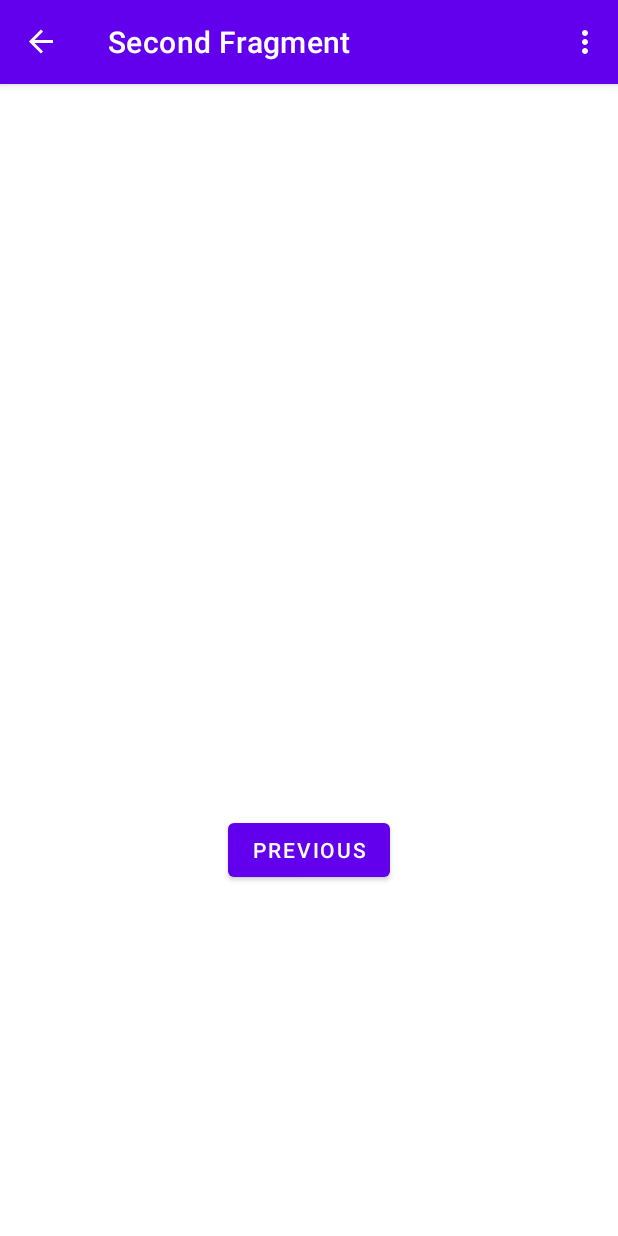
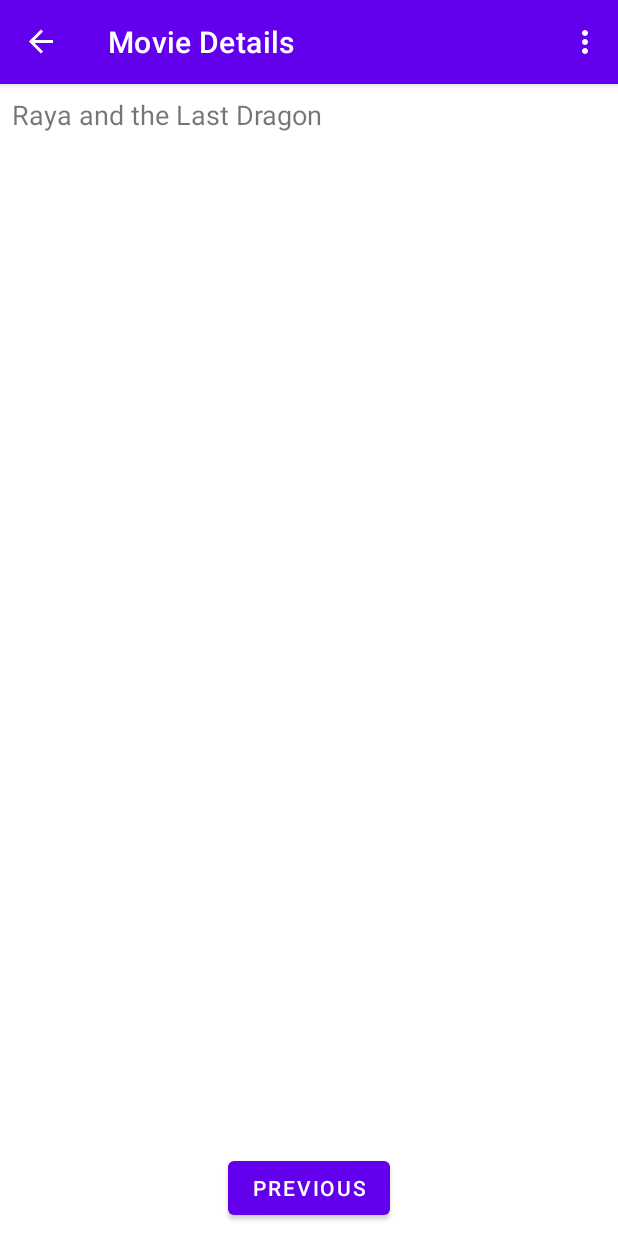
Before and after one commit to Hanna96E/MovieBrowz, an Android app: the screen it shows after launch (MainActivity), after a tap on "Long ago, in the fantasy world of Kumand", on a phone screen of 412 x 824 dp. Run offline under Robolectric (Android 15) with nearby library versions, the phone set to English and light mode, and no system bars; our stand-ins replace data binding, navigation-ui; pictures from the network do not load.

Commit message:
added MovieListViewModel

```diff
--- a/app/build.gradle
+++ b/app/build.gradle
@@ -3,6 +3,7 @@ plugins {
     id 'org.jetbrains.kotlin.android'
     id 'kotlin-kapt'
     id 'androidx.navigation.safeargs.kotlin'
+    id 'kotlin-parcelize'
 }
 
 android {
@@ -34,9 +35,7 @@ android {
     }
     buildFeatures {
         viewBinding true
-    }
-    dataBinding {
-        enable true
+        dataBinding true
     }
 }
 
--- a/app/src/main/java/com/ltu/m7019e/moviebrowz/SecondFragment.kt
+++ b/app/src/main/java/com/ltu/m7019e/moviebrowz/MovieDetailFragment.kt
@@ -7,25 +7,27 @@ import android.view.View
 import android.view.ViewGroup
 import androidx.navigation.fragment.findNavController
 import androidx.navigation.fragment.navArgs
-import com.ltu.m7019e.moviebrowz.databinding.FragmentSecondBinding
+import com.ltu.m7019e.moviebrowz.databinding.FragmentMovieDetailBinding
+import com.ltu.m7019e.moviebrowz.model.Movie
 
 /**
  * A simple [Fragment] subclass as the second destination in the navigation.
  */
-class SecondFragment : Fragment() {
-    private val args: SecondFragmentArgs by navArgs()
-    private var _binding: FragmentSecondBinding? = null
+class MovieDetailFragment : Fragment() {
+    private var _binding: FragmentMovieDetailBinding? = null
+    private val binding get() = _binding!!
 
-    // This property is only valid between onCreateView and
-    // onDestroyView.
-    private val binding get() = _binding!!
+    private lateinit var movie: Movie
 
     override fun onCreateView(
         inflater: LayoutInflater, container: ViewGroup?,
         savedInstanceState: Bundle?
     ): View? {
+        // Inflate the layout for this fragment
+        _binding = FragmentMovieDetailBinding.inflate(inflater)
+        movie = MovieDetailFragmentArgs.fromBundle(requireArguments()).movie
+        binding.movie = movie
 
-        _binding = FragmentSecondBinding.inflate(inflater, container, false)
         return binding.root
 
     }
@@ -33,15 +35,8 @@ class SecondFragment : Fragment() {
     override fun onViewCreated(view: View, savedInstanceState: Bundle?) {
         super.onViewCreated(view, savedInstanceState)
 
-        println(args.movieId)
-
-        binding.buttonSecond.setOnClickListener {
-            findNavController().navigate(R.id.action_SecondFragment_to_FirstFragment)
+        binding.backToMovieList.setOnClickListener {
+            findNavController().navigate(MovieDetailFragmentDirections.actionMovieDetailFragmentToMovieListFragment())
         }
     }
-
-    override fun onDestroyView() {
-        super.onDestroyView()
-        _binding = null
-    }
 }
--- a/app/src/main/java/com/ltu/m7019e/moviebrowz/MovieListFragment.kt
+++ b/app/src/main/java/com/ltu/m7019e/moviebrowz/MovieListFragment.kt
@@ -6,15 +6,20 @@ import android.view.LayoutInflater
 import android.view.View
 import android.view.ViewGroup
 import androidx.databinding.DataBindingUtil
+import androidx.lifecycle.ViewModelProvider
 import androidx.navigation.fragment.findNavController
-import com.ltu.m7019e.moviebrowz.database.Movies
 import com.ltu.m7019e.moviebrowz.databinding.FragmentMovieListBinding
 import com.ltu.m7019e.moviebrowz.databinding.MovieListItemBinding
+import com.ltu.m7019e.moviebrowz.viewmodel.MovieListViewModel
+import com.ltu.m7019e.moviebrowz.viewmodel.MovieListViewModelFactory
 
 /**
  * A simple [Fragment] subclass as the default destination in the navigation.
  */
 class MovieListFragment : Fragment() {
+
+    private lateinit var viewModel: MovieListViewModel
+    private lateinit var viewModelFactory: MovieListViewModelFactory
 
     private var _binding: FragmentMovieListBinding? = null
 
@@ -26,20 +31,30 @@ class MovieListFragment : Fragment() {
         inflater: LayoutInflater, container: ViewGroup?,
         savedInstanceState: Bundle?
     ): View {
-        _binding = DataBindingUtil.inflate(inflater, R.layout.fragment_movie_list, container, false)
 
-        val movies = Movies()
+        // Inflate the layout for this fragment
+        _binding = FragmentMovieListBinding.inflate(inflater)
 
-        movies.list.forEach{movie ->
-            val movieListItemBinding: MovieListItemBinding = DataBindingUtil.inflate(inflater, R.layout.movie_list_item, container, false)
-            movieListItemBinding.movie = movie
-            binding.movieListLl.addView(movieListItemBinding.root)
-            movieListItemBinding.movieListItemCl.setOnClickListener {
-                println(movie.title)
-                val movieId = movie.posterPath
-                val action = MovieListFragmentDirections.actionFirstFragmentToSecondFragment(movieId)
-                findNavController().navigate(action)
-                //findNavController().navigate(R.id.action_FirstFragment_to_SecondFragment)
+        val application = requireNotNull(this.activity).application
+
+        viewModelFactory = MovieListViewModelFactory(application)
+        viewModel = ViewModelProvider(this, viewModelFactory)[MovieListViewModel::class.java]
+
+        viewModel.movieList.observe(
+            viewLifecycleOwner
+        ) { movieList ->
+            movieList.forEach { movie ->
+                val movieListItemBinding: MovieListItemBinding =
+                    DataBindingUtil.inflate(inflater, R.layout.movie_list_item, container, false)
+                movieListItemBinding.movie = movie
+                movieListItemBinding.root.setOnClickListener {
+                    this.findNavController().navigate(
+                        MovieListFragmentDirections.actionMovieListFragmentToMovieDetailFragment(
+                            movie
+                        )
+                    )
+                }
+                binding.movieListLl.addView(movieListItemBinding.root)
             }
         }
 
--- a/app/src/main/java/com/ltu/m7019e/moviebrowz/database/Movies.kt
+++ b/app/src/main/java/com/ltu/m7019e/moviebrowz/database/Movies.kt
@@ -10,6 +10,7 @@ class Movies {
             Movie(
                 "Raya and the Last Dragon",
                 "/lPsD10PP4rgUGiGR4CCXA6iY0QQ.jpg",
+                "/9xeEGUZjgiKlI69jwIOi0hjKUIk.jpg",
                 "2021-03-03",
                 "Long ago, in the fantasy world of Kumandra, humans and dragons lived together in harmony. But when an evil force threatened the land, the dragons sacrificed themselves to save humanity. Now, 500 years later, that same evil has returned and it’s up to a lone warrior, Raya, to track down the legendary last dragon to restore the fractured land and its divided people."
             )
@@ -18,6 +19,7 @@ class Movies {
             Movie(
                 "Sentinelle",
                 "/fFRq98cW9lTo6di2o4lK1qUAWaN.jpg",
+                "/6TPZSJ06OEXeelx1U1VIAt0j9Ry.jpg",
                 "2021-03-05",
                 "Transferred home after a traumatizing combat mission, a highly trained French soldier uses her lethal skills to hunt down the man who hurt her sister."
             )
@@ -26,6 +28,7 @@ class Movies {
             Movie(
                 "Zack Snyder's Justice League",
                 "/tnAuB8q5vv7Ax9UAEje5Xi4BXik.jpg",
+                "/pcDc2WJAYGJTTvRSEIpRZwM3Ola.jpg",
                 "2021-03-18",
                 "Determined to ensure Superman's ultimate sacrifice was not in vain, Bruce Wayne aligns forces with Diana Prince with plans to recruit a team of metahumans to protect the world from an approaching threat of catastrophic proportions."
             )
@@ -34,6 +37,7 @@ class Movies {
             Movie(
                 "Tom & Jerry",
                 "/6KErczPBROQty7QoIsaa6wJYXZi.jpg",
+                "/z7HLq35df6ZpRxdMAE0qE3Ge4SJ.jpg",
                 "2021-02-11",
                 "Tom the cat and Jerry the mouse get kicked out of their home and relocate to a fancy New York hotel, where a scrappy employee named Kayla will lose her job if she can’t evict Jerry before a high-class wedding at the hotel. Her solution? Hiring Tom to get rid of the pesky mouse."
             )
@@ -42,6 +46,52 @@ class Movies {
             Movie(
                 "Below Zero",
                 "/dWSnsAGTfc8U27bWsy2RfwZs0Bs.jpg",
+                "/srYya1ZlI97Au4jUYAktDe3avyA.jpg",
+                "2021-01-29",
+                "When a prisoner transfer van is attacked, the cop in charge must fight those inside and outside while dealing with a silent foe: the icy temperatures."
+            )
+        )
+        list.add(
+            Movie(
+                "Raya and the Last Dragon",
+                "/lPsD10PP4rgUGiGR4CCXA6iY0QQ.jpg",
+                "/9xeEGUZjgiKlI69jwIOi0hjKUIk.jpg",
+                "2021-03-03",
+                "Long ago, in the fantasy world of Kumandra, humans and dragons lived together in harmony. But when an evil force threatened the land, the dragons sacrificed themselves to save humanity. Now, 500 years later, that same evil has returned and it’s up to a lone warrior, Raya, to track down the legendary last dragon to restore the fractured land and its divided people."
+            )
+        )
+        list.add(
+            Movie(
+                "Sentinelle",
+                "/fFRq98cW9lTo6di2o4lK1qUAWaN.jpg",
+                "/6TPZSJ06OEXeelx1U1VIAt0j9Ry.jpg",
+                "2021-03-05",
+                "Transferred home after a traumatizing combat mission, a highly trained French soldier uses her lethal skills to hunt down the man who hurt her sister."
+            )
+        )
+        list.add(
+            Movie(
+                "Zack Snyder's Justice League",
+                "/tnAuB8q5vv7Ax9UAEje5Xi4BXik.jpg",
+                "/pcDc2WJAYGJTTvRSEIpRZwM3Ola.jpg",
+                "2021-03-18",
+                "Determined to ensure Superman's ultimate sacrifice was not in vain, Bruce Wayne aligns forces with Diana Prince with plans to recruit a team of metahumans to protect the world from an approaching threat of catastrophic proportions."
+            )
+        )
+        list.add(
+            Movie(
+                "Tom & Jerry",
+                "/6KErczPBROQty7QoIsaa6wJYXZi.jpg",
+                "/z7HLq35df6ZpRxdMAE0qE3Ge4SJ.jpg",
+                "2021-02-11",
+                "Tom the cat and Jerry the mouse get kicked out of their home and relocate to a fancy New York hotel, where a scrappy employee named Kayla will lose her job if she can’t evict Jerry before a high-class wedding at the hotel. Her solution? Hiring Tom to get rid of the pesky mouse."
+            )
+        )
+        list.add(
+            Movie(
+                "Below Zero",
+                "/dWSnsAGTfc8U27bWsy2RfwZs0Bs.jpg",
+                "/srYya1ZlI97Au4jUYAktDe3avyA.jpg",
                 "2021-01-29",
                 "When a prisoner transfer van is attacked, the cop in charge must fight those inside and outside while dealing with a silent foe: the icy temperatures."
             )
--- a/app/src/main/java/com/ltu/m7019e/moviebrowz/model/Movie.kt
+++ b/app/src/main/java/com/ltu/m7019e/moviebrowz/model/Movie.kt
@@ -1,9 +1,16 @@
 package com.ltu.m7019e.moviebrowz.model
 
+import android.os.Parcelable
+import kotlinx.parcelize.Parcelize
+
+@Parcelize
 data class Movie (
         var title:String,
         var posterPath:String,
+        var backdropPath:String,
         var releaseDate:String,
         var overview:String
 
-        )
+        ) : Parcelable
+
+// create objects inside this class for e.g., genres
--- a/app/src/main/java/com/ltu/m7019e/moviebrowz/utils/BindingAdapters.kt
+++ b/app/src/main/java/com/ltu/m7019e/moviebrowz/utils/BindingAdapters.kt
@@ -13,3 +13,13 @@ fun bindPosterImage(imgView: ImageView, imgUrl: String){
         .into(imgView)
     }
 }
+
+@BindingAdapter("backdropImageUrl")
+fun bindBackdropImage(imgView: ImageView, imgUrl:String) {
+    imgUrl.let { backdropPath ->
+        Glide
+            .with(imgView)
+            .load(Constants.BACKDROP_IMAGE_BASE_URL + Constants.BACKDROP_IMAGE_WIDTH + backdropPath)
+            .into(imgView);
+    }
+}
--- a/app/src/main/java/com/ltu/m7019e/moviebrowz/utils/Constants.kt
+++ b/app/src/main/java/com/ltu/m7019e/moviebrowz/utils/Constants.kt
@@ -2,5 +2,7 @@ package com.ltu.m7019e.moviebrowz.utils
 
 object Constants {
     const val POSTER_IMAGE_BASE_URL = "https://image.tmdb.org/t/p/"
+    const val BACKDROP_IMAGE_BASE_URL = "https://image.tmdb.org/t/p/"
     const val POSTER_IMAGE_WIDTH = "w92"
+    const val BACKDROP_IMAGE_WIDTH = "w1280"
 }
--- /dev/null
+++ b/app/src/main/java/com/ltu/m7019e/moviebrowz/viewmodel/MovieListViewModel.kt
@@ -0,0 +1,20 @@
+package com.ltu.m7019e.moviebrowz.viewmodel
+
+import android.app.Application
+import androidx.lifecycle.AndroidViewModel
+import androidx.lifecycle.LiveData
+import androidx.lifecycle.MutableLiveData
+import com.ltu.m7019e.moviebrowz.database.Movies
+import com.ltu.m7019e.moviebrowz.model.Movie
+
+class MovieListViewModel(application: Application): AndroidViewModel(application) {
+    private val _movieList = MutableLiveData<List<Movie>>()
+    val movieList: LiveData<List<Movie>>
+        get() {
+            return _movieList
+        }
+
+    init {
+        _movieList.postValue(Movies().list)
+    }
+}
--- /dev/null
+++ b/app/src/main/java/com/ltu/m7019e/moviebrowz/viewmodel/MovieListViewModelFactory.kt
@@ -0,0 +1,16 @@
+package com.ltu.m7019e.moviebrowz.viewmodel
+
+import android.app.Application
+import androidx.lifecycle.ViewModel
+import androidx.lifecycle.ViewModelProvider
+import java.lang.IllegalArgumentException
+
+class MovieListViewModelFactory(private val application: Application): ViewModelProvider.Factory {
+    override fun <T : ViewModel> create(modelClass: Class<T>): T {
+        if(modelClass.isAssignableFrom(MovieListViewModel::class.java)) {
+            return MovieListViewModel(application) as T
+        }
+        throw IllegalArgumentException("Unknown ViewModel class")
+    }
+
+}
--- /dev/null
+++ b/app/src/main/res/layout/fragment_movie_detail.xml
@@ -0,0 +1,48 @@
+<?xml version="1.0" encoding="utf-8"?>
+<layout xmlns:android="http://schemas.android.com/apk/res/android"
+    xmlns:app="http://schemas.android.com/apk/res-auto"
+    xmlns:tools="http://schemas.android.com/tools">
+
+    <data>
+        <variable
+            name="movie"
+            type="com.ltu.m7019e.moviebrowz.model.Movie" />
+    </data>
+
+    <androidx.constraintlayout.widget.ConstraintLayout
+        android:layout_width="match_parent"
+        android:layout_height="match_parent"
+        tools:context=".MovieDetailFragment">
+
+        <ImageView
+            android:id="@+id/movie_detail_backdrop"
+            android:layout_width="0dp"
+            android:layout_height="wrap_content"
+            app:backdropImageUrl="@{movie.backdropPath}"
+            app:layout_constraintEnd_toEndOf="parent"
+            app:layout_constraintStart_toStartOf="parent"
+            app:layout_constraintTop_toTopOf="parent"
+            tools:src="@tools:sample/avatars" />
+
+        <TextView
+            android:id="@+id/movie_detail_title"
+            android:layout_width="0dp"
+            android:layout_height="wrap_content"
+            android:layout_marginStart="8dp"
+            android:layout_marginTop="8dp"
+            android:text="@{movie.title}"
+            android:textSize="18sp"
+            app:layout_constraintStart_toStartOf="parent"
+            app:layout_constraintTop_toBottomOf="@+id/movie_detail_backdrop" />
+
+        <Button
+            android:id="@+id/back_to_movie_list"
+            android:layout_width="wrap_content"
+            android:layout_height="wrap_content"
+            android:layout_marginBottom="8dp"
+            android:text="@string/previous"
+            app:layout_constraintBottom_toBottomOf="parent"
+            app:layout_constraintEnd_toEndOf="parent"
+            app:layout_constraintStart_toStartOf="parent" />
+    </androidx.constraintlayout.widget.ConstraintLayout>
+</layout>
--- a/app/src/main/res/layout/fragment_second.xml
+++ /dev/null
@@ -1,27 +0,0 @@
-<?xml version="1.0" encoding="utf-8"?>
-<androidx.constraintlayout.widget.ConstraintLayout xmlns:android="http://schemas.android.com/apk/res/android"
-    xmlns:app="http://schemas.android.com/apk/res-auto"
-    xmlns:tools="http://schemas.android.com/tools"
-    android:layout_width="match_parent"
-    android:layout_height="match_parent"
-    tools:context=".SecondFragment">
-
-    <TextView
-        android:id="@+id/textview_second"
-        android:layout_width="wrap_content"
-        android:layout_height="wrap_content"
-        app:layout_constraintBottom_toTopOf="@id/button_second"
-        app:layout_constraintEnd_toEndOf="parent"
-        app:layout_constraintStart_toStartOf="parent"
-        app:layout_constraintTop_toTopOf="parent" />
-
-    <Button
-        android:id="@+id/button_second"
-        android:layout_width="wrap_content"
-        android:layout_height="wrap_content"
-        android:text="@string/previous"
-        app:layout_constraintBottom_toBottomOf="parent"
-        app:layout_constraintEnd_toEndOf="parent"
-        app:layout_constraintStart_toStartOf="parent"
-        app:layout_constraintTop_toBottomOf="@id/textview_second" />
-</androidx.constraintlayout.widget.ConstraintLayout>
--- a/app/src/main/res/navigation/nav_graph.xml
+++ b/app/src/main/res/navigation/nav_graph.xml
@@ -3,35 +3,29 @@
     xmlns:app="http://schemas.android.com/apk/res-auto"
     xmlns:tools="http://schemas.android.com/tools"
     android:id="@+id/nav_graph"
-    app:startDestination="@id/FirstFragment">
+    app:startDestination="@id/MovieListFragment">
 
     <fragment
-        android:id="@+id/FirstFragment"
+        android:id="@+id/MovieListFragment"
         android:name="com.ltu.m7019e.moviebrowz.MovieListFragment"
         android:label="@string/first_fragment_label"
         tools:layout="@layout/fragment_movie_list">
 
         <action
-            android:id="@+id/action_FirstFragment_to_SecondFragment"
-            app:destination="@id/SecondFragment">
-            <argument
-                android:name="movie_id"
-                app:argType="string"
-                android:defaultValue="0" />
-        </action>
+            android:id="@+id/action_MovieListFragment_to_MovieDetailFragment"
+            app:destination="@id/MovieDetailFragment" />
     </fragment>
     <fragment
-        android:id="@+id/SecondFragment"
-        android:name="com.ltu.m7019e.moviebrowz.SecondFragment"
+        android:id="@+id/MovieDetailFragment"
+        android:name="com.ltu.m7019e.moviebrowz.MovieDetailFragment"
         android:label="@string/second_fragment_label"
-        tools:layout="@layout/fragment_second">
+        tools:layout="@layout/fragment_movie_detail">
 
         <action
-            android:id="@+id/action_SecondFragment_to_FirstFragment"
-            app:destination="@id/FirstFragment" />
+            android:id="@+id/action_MovieDetailFragment_to_MovieListFragment"
+            app:destination="@id/MovieListFragment" />
         <argument
-            android:name="movie_id"
-            app:argType="string"
-            android:defaultValue="0" />
+            android:name="movie"
+            app:argType="com.ltu.m7019e.moviebrowz.model.Movie" />
     </fragment>
 </navigation>
--- a/app/src/main/res/values/strings.xml
+++ b/app/src/main/res/values/strings.xml
@@ -3,7 +3,7 @@
     <string name="action_settings">Settings</string>
     <!-- Strings used for fragments for navigation -->
     <string name="first_fragment_label">Movie List</string>
-    <string name="second_fragment_label">Second Fragment</string>
+    <string name="second_fragment_label">Movie Details</string>
     <string name="next">Next</string>
     <string name="previous">Previous</string>
 
```
